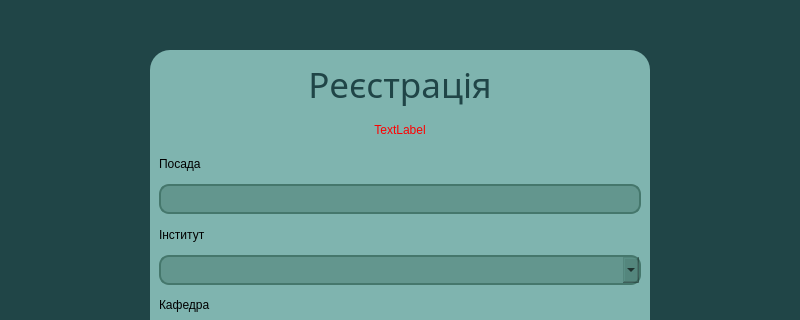
Above: studly/registration/teach_registration.ui from MykytaKa/MVP_Studly_Product before the change; both pictures show x 0 to 800 and y 0 to 320 of the 800 by 600 pixel window. Below: the same form after it.
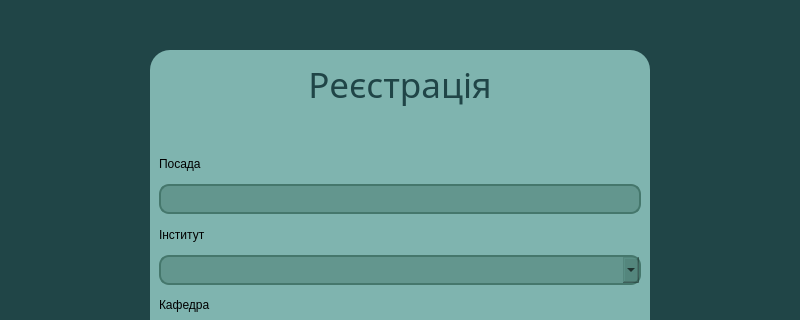
That is the form after the change.

Diff of the .ui file:
```diff
--- a/studly/registration/teach_registration.ui
+++ b/studly/registration/teach_registration.ui
@@ -102,7 +102,7 @@
               <string notr="true">color: rgb(255, 0, 0);</string>
              </property>
              <property name="text">
-              <string>TextLabel</string>
+              <string/>
              </property>
              <property name="alignment">
               <set>Qt::AlignCenter</set>
```
Left out of the diff: 4 changed lines with no effect on the pictures.
